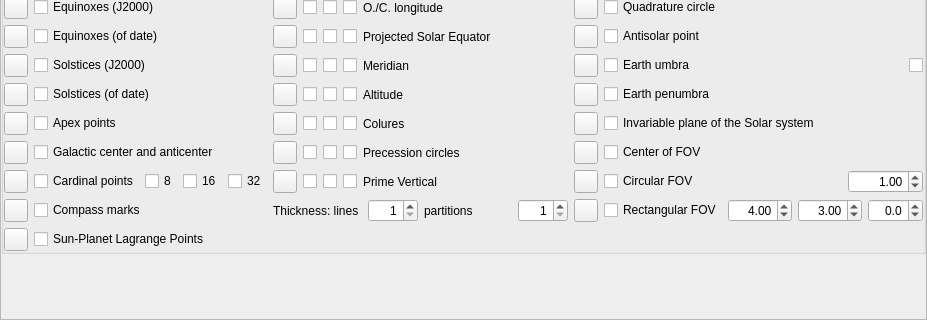
Old version of the form src/gui/viewDialog.ui in the repository Stellarium/stellarium; both pictures show x 0 to 927 and y 356 to 676 of the 927 by 676 pixel window.
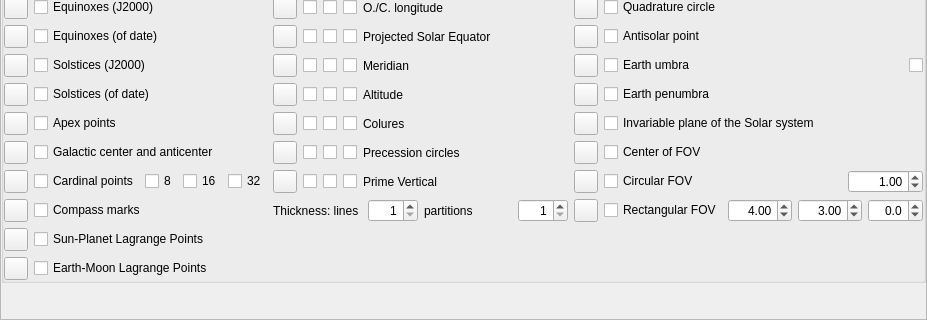
New version of the form. The open tabs and pages were chosen to show the change. Icons and pictures are not drawn. Custom widgets are drawn as their Qt base class.

Commit message: Add earth-moon lagrange points

```diff
--- a/src/gui/viewDialog.ui
+++ b/src/gui/viewDialog.ui
@@ -3831,6 +3831,16 @@
                  </property>
                 </widget>
                </item>
+               <item row="18" column="0">
+                <widget class="QToolButton" name="colorLagrangePointsLunar">
+                 <property name="toolTip">
+                  <string>Color of Earth-Moon Lagrange points</string>
+                 </property>
+                 <property name="text">
+                  <string notr="true"/>
+                 </property>
+                </widget>
+               </item>
                <item row="2" column="4">
                 <widget class="QCheckBox" name="fixedEquatorPartsCheckBox">
                  <property name="toolTip">
@@ -4085,6 +4095,16 @@
                  </property>
                 </widget>
                </item>
+               <item row="18" column="1">
+                <widget class="QCheckBox" name="showLagrangePointsLunarCheckBox">
+                 <property name="toolTip">
+                  <string>Earth-Moon Lagrange points L4 and L5</string>
+                 </property>
+                 <property name="text">
+                  <string>Earth-Moon Lagrange Points</string>
+                 </property>
+                </widget>
+               </item>
                <item row="13" column="7">
                 <widget class="QToolButton" name="colorFOVCenterMarker">
                  <property name="toolTip">
```
The commit also changes 3 other files.
